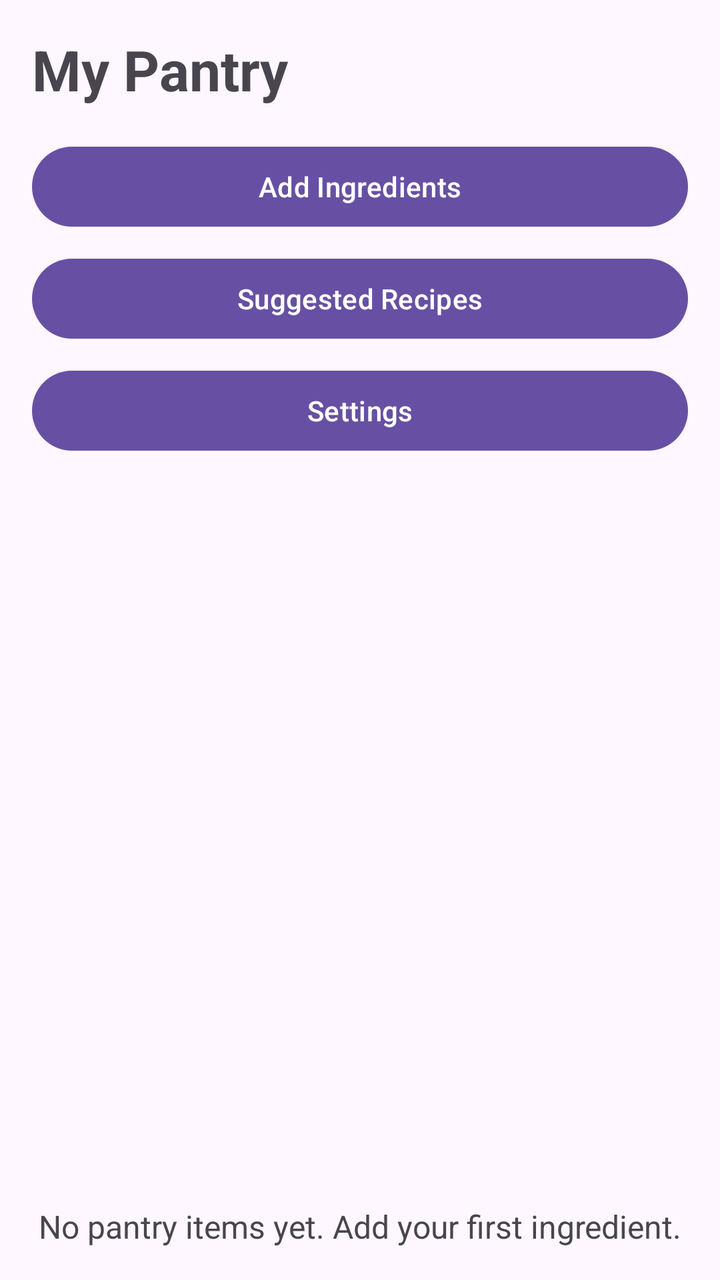
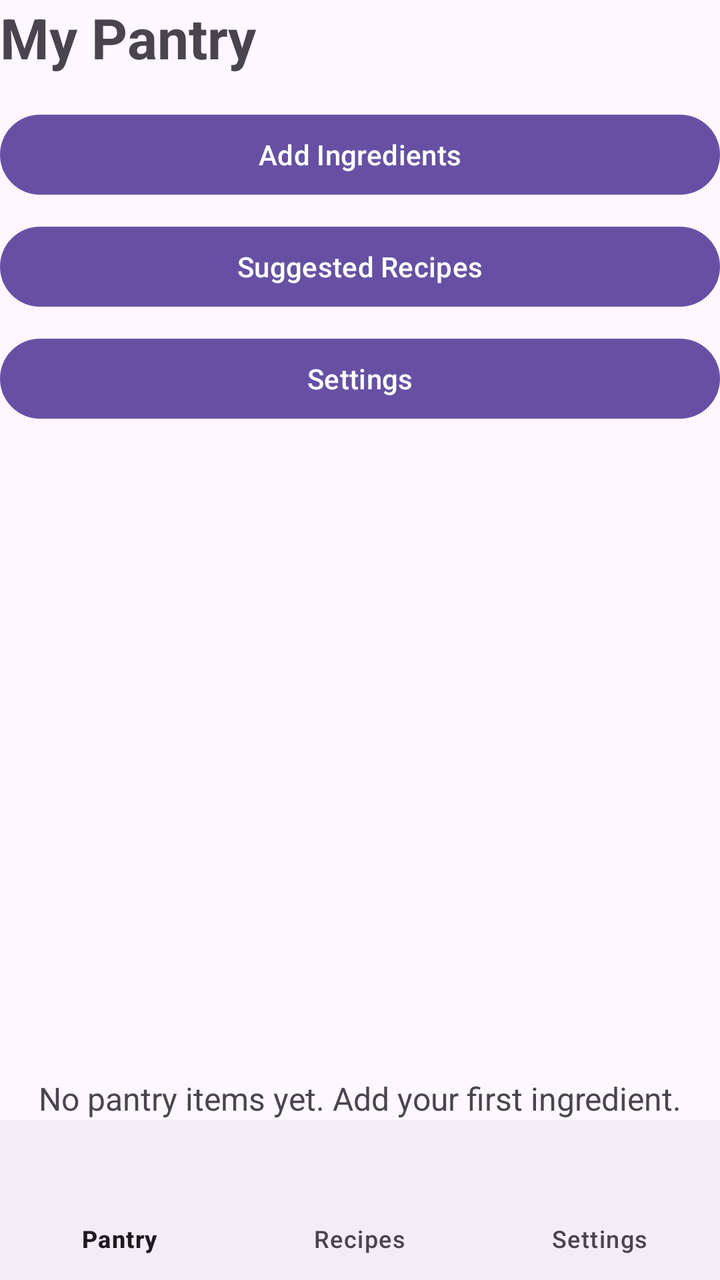

Screens rendered from an Android XML layout before and after an edit, with the pre-edit source and the edit as a unified diff.
<!-- AndroidManifest.xml: application theme Theme.SmartPantryManager -->
<!-- res/layout/activity_main.xml -->
<?xml version="1.0" encoding="utf-8"?>
<LinearLayout xmlns:android="http://schemas.android.com/apk/res/android"
    xmlns:tools="http://schemas.android.com/tools"
    android:layout_width="match_parent"
    android:id="@+id/main"
    android:layout_height="match_parent"
    android:orientation="vertical"
    android:padding="16dp">

    <TextView
        android:layout_width="match_parent"
        android:layout_height="wrap_content"
        android:text="@string/my_pantry"
        android:textSize="28sp"
        android:textStyle="bold"
        android:paddingBottom="16dp" />

    <Button
        android:id="@+id/buttonAddIngredient"
        android:layout_width="match_parent"
        android:layout_height="wrap_content"
        android:text="@string/add_ingredient"
        android:textAllCaps="false" />

    <Button
        android:id="@+id/buttonSuggestedRecipes"
        android:layout_width="match_parent"
        android:layout_height="wrap_content"
        android:layout_marginTop="8dp"
        android:text="@string/suggested_recipes_button"
        android:textAllCaps="false" />

    <Button
        android:id="@+id/buttonSettings"
        android:layout_width="match_parent"
        android:layout_height="wrap_content"
        android:layout_marginTop="8dp"
        android:text="@string/settings_button"
        android:textAllCaps="false" />

    <androidx.recyclerview.widget.RecyclerView
        android:id="@+id/pantryRecyclerView"
        android:layout_width="match_parent"
        android:layout_height="0dp"
        android:layout_marginTop="16dp"
        android:layout_weight="1"
        tools:visibility="gone" />

    <TextView
        android:id="@+id/textEmptyPantry"
        android:layout_width="match_parent"
        android:layout_height="wrap_content"
        android:layout_marginTop="24dp"
        android:gravity="center"
        android:text="@string/empty_pantry_message"
        android:textSize="16sp" />

</LinearLayout>
<!-- resources referenced by this layout -->
<resources>
  <string name="add_ingredient">Add Ingredients</string>
  <string name="empty_pantry_message">No pantry items yet. Add your first ingredient.</string>
  <string name="my_pantry">My Pantry</string>
  <string name="settings_button">Settings</string>
  <string name="suggested_recipes_button">Suggested Recipes</string>
  <style name="Theme.SmartPantryManager" parent="Base.Theme.SmartPantryManager" />
  <style name="Base.Theme.SmartPantryManager" parent="Theme.Material3.DayNight.NoActionBar">
          
          
      </style>
</resources>

<!-- the commit's change to res/layout/activity_main.xml (unified diff, before → after) -->
@@ -1,10 +1,12 @@
 <?xml version="1.0" encoding="utf-8"?>
 <LinearLayout xmlns:android="http://schemas.android.com/apk/res/android"
+    xmlns:app="http://schemas.android.com/apk/res-auto"
     xmlns:tools="http://schemas.android.com/tools"
     android:layout_width="match_parent"
     android:id="@+id/main"
     android:layout_height="match_parent"
     android:orientation="vertical"
+    android:fitsSystemWindows="true"
     android:padding="16dp">
 
     <TextView
@@ -55,4 +57,10 @@
         android:text="@string/empty_pantry_message"
         android:textSize="16sp" />
 
+    <com.google.android.material.bottomnavigation.BottomNavigationView
+        android:id="@+id/bottomNavigationView"
+        android:layout_width="match_parent"
+        android:layout_height="wrap_content"
+        app:menu="@menu/bottom_navigation_menu" />
+
 </LinearLayout>
